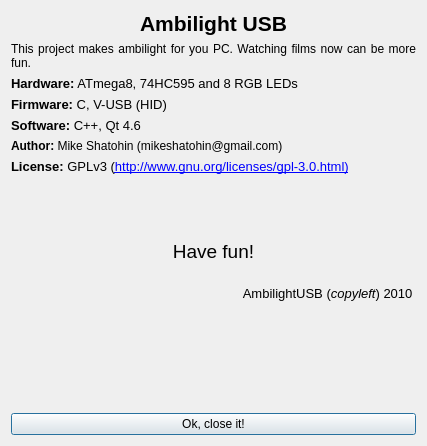
Old version of the form Software/src/aboutdialog.ui in the repository Atarity/Lightpack.
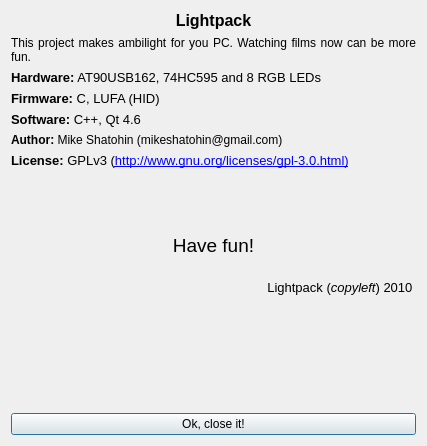
New version of the form. Icons and pictures are not drawn.

Commit message: Software: renaming AmbilightUSB to Lightpack;

Diff of the .ui file:
```diff
--- a/Software/src/aboutdialog.ui
+++ b/Software/src/aboutdialog.ui
@@ -34,7 +34,7 @@
 &lt;html&gt;&lt;head&gt;&lt;meta name=&quot;qrichtext&quot; content=&quot;1&quot; /&gt;&lt;style type=&quot;text/css&quot;&gt;
 p, li { white-space: pre-wrap; }
 &lt;/style&gt;&lt;/head&gt;&lt;body style=&quot; font-family:'Sans'; font-size:10pt; font-weight:400; font-style:normal;&quot;&gt;
-&lt;p align=&quot;center&quot; style=&quot; margin-top:0px; margin-bottom:0px; margin-left:0px; margin-right:0px; -qt-block-indent:0; text-indent:0px;&quot;&gt;&lt;span style=&quot; font-size:16pt; font-weight:600;&quot;&gt;Ambilight USB&lt;/span&gt;&lt;/p&gt;&lt;/body&gt;&lt;/html&gt;</string>
+&lt;p align=&quot;center&quot; style=&quot; margin-top:0px; margin-bottom:0px; margin-left:0px; margin-right:0px; -qt-block-indent:0; text-indent:0px;&quot;&gt;&lt;span style=&quot; font-size:12pt; font-weight:600;&quot;&gt;Lightpack&lt;/span&gt;&lt;/p&gt;&lt;/body&gt;&lt;/html&gt;</string>
      </property>
      <property name="margin">
       <number>10</number>
@@ -82,7 +82,7 @@
 &lt;html&gt;&lt;head&gt;&lt;meta name=&quot;qrichtext&quot; content=&quot;1&quot; /&gt;&lt;style type=&quot;text/css&quot;&gt;
 p, li { white-space: pre-wrap; }
 &lt;/style&gt;&lt;/head&gt;&lt;body style=&quot; font-family:'Sans'; font-size:10pt; font-weight:400; font-style:normal;&quot;&gt;
-&lt;p style=&quot; margin-top:0px; margin-bottom:0px; margin-left:0px; margin-right:0px; -qt-block-indent:0; text-indent:0px;&quot;&gt;&lt;span style=&quot; font-weight:600;&quot;&gt;Hardware:&lt;/span&gt; ATmega8, 74HC595 and 8 RGB LEDs&lt;/p&gt;&lt;/body&gt;&lt;/html&gt;</string>
+&lt;p style=&quot; margin-top:0px; margin-bottom:0px; margin-left:0px; margin-right:0px; -qt-block-indent:0; text-indent:0px;&quot;&gt;&lt;span style=&quot; font-weight:600;&quot;&gt;Hardware:&lt;/span&gt; AT90USB162, 74HC595 and 8 RGB LEDs&lt;/p&gt;&lt;/body&gt;&lt;/html&gt;</string>
      </property>
      <property name="alignment">
       <set>Qt::AlignJustify|Qt::AlignTop</set>
@@ -102,7 +102,7 @@
 &lt;html&gt;&lt;head&gt;&lt;meta name=&quot;qrichtext&quot; content=&quot;1&quot; /&gt;&lt;style type=&quot;text/css&quot;&gt;
 p, li { white-space: pre-wrap; }
 &lt;/style&gt;&lt;/head&gt;&lt;body style=&quot; font-family:'Sans'; font-size:10pt; font-weight:400; font-style:normal;&quot;&gt;
-&lt;p style=&quot; margin-top:0px; margin-bottom:0px; margin-left:0px; margin-right:0px; -qt-block-indent:0; text-indent:0px;&quot;&gt;&lt;span style=&quot; font-weight:600;&quot;&gt;Firmware:&lt;/span&gt; C, V-USB (HID)&lt;/p&gt;&lt;/body&gt;&lt;/html&gt;</string>
+&lt;p style=&quot; margin-top:0px; margin-bottom:0px; margin-left:0px; margin-right:0px; -qt-block-indent:0; text-indent:0px;&quot;&gt;&lt;span style=&quot; font-weight:600;&quot;&gt;Firmware:&lt;/span&gt; C, LUFA (HID)&lt;/p&gt;&lt;/body&gt;&lt;/html&gt;</string>
      </property>
      <property name="margin">
       <number>3</number>
@@ -234,7 +234,7 @@
 &lt;/style&gt;&lt;/head&gt;&lt;body style=&quot; font-family:'Sans'; font-size:10pt; font-weight:400; font-style:normal;&quot;&gt;
 &lt;p align=&quot;center&quot; style=&quot; margin-top:0px; margin-bottom:0px; margin-left:0px; margin-right:0px; -qt-block-indent:0; text-indent:0px;&quot;&gt;&lt;span style=&quot; font-size:14pt;&quot;&gt;Have fun!&lt;/span&gt;&lt;/p&gt;
 &lt;p align=&quot;center&quot; style=&quot;-qt-paragraph-type:empty; margin-top:0px; margin-bottom:0px; margin-left:0px; margin-right:0px; -qt-block-indent:0; text-indent:0px; font-size:14pt;&quot;&gt;&lt;/p&gt;
-&lt;p align=&quot;right&quot; style=&quot; margin-top:0px; margin-bottom:0px; margin-left:0px; margin-right:0px; -qt-block-indent:0; text-indent:0px;&quot;&gt;AmbilightUSB (&lt;span style=&quot; font-style:italic;&quot;&gt;copyleft&lt;/span&gt;) 2010 &lt;/p&gt;&lt;/body&gt;&lt;/html&gt;</string>
+&lt;p align=&quot;right&quot; style=&quot; margin-top:0px; margin-bottom:0px; margin-left:0px; margin-right:0px; -qt-block-indent:0; text-indent:0px;&quot;&gt;Lightpack (&lt;span style=&quot; font-style:italic;&quot;&gt;copyleft&lt;/span&gt;) 2010 &lt;/p&gt;&lt;/body&gt;&lt;/html&gt;</string>
      </property>
     </widget>
    </item>
```
Left out of the diff: 8 changed lines with no effect on the pictures. The commit also changes 26 other files.
